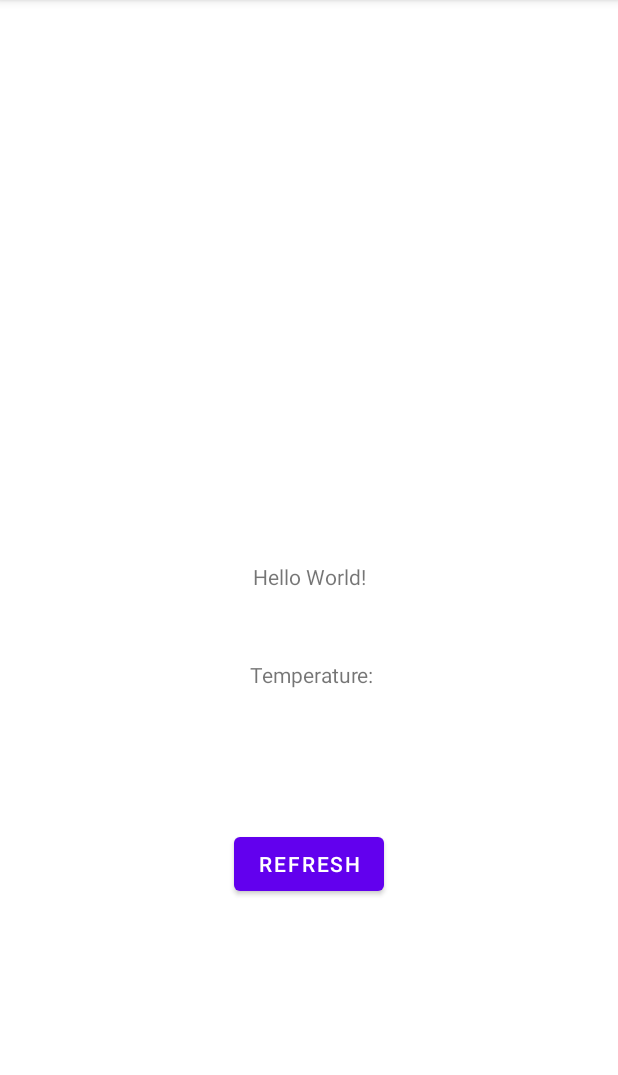
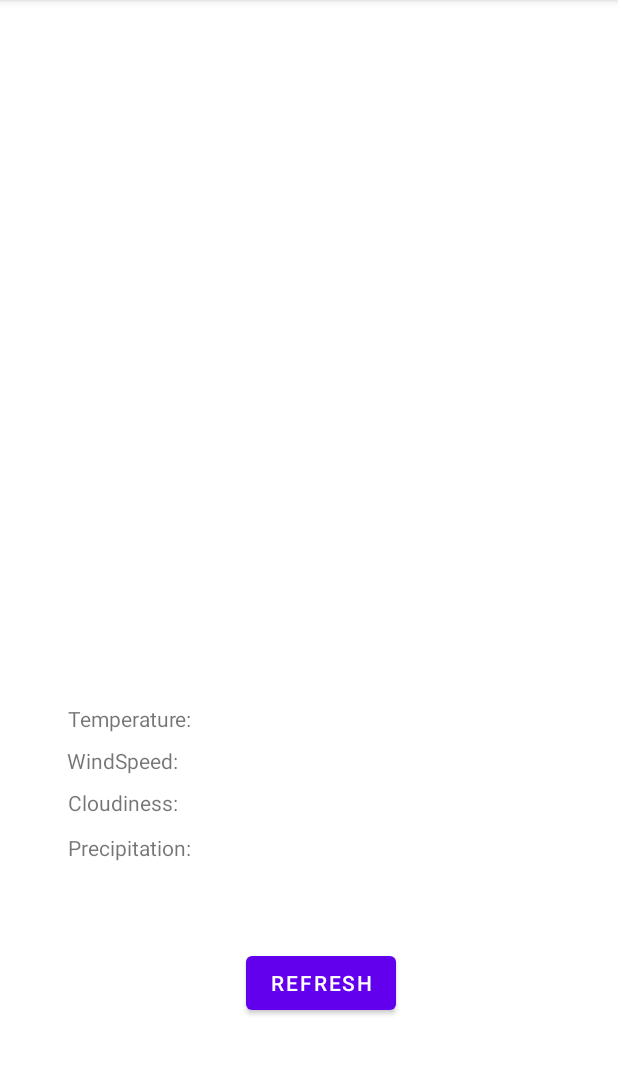
Before and after one commit to Nordin-S/dt170g, an Android app: the screen it shows after launch (MainActivity), on a phone screen of 412 x 824 dp, the part 84-1159 px from its top. Run offline under Robolectric (Android 15) with nearby library versions, the phone set to English and light mode, and no system bars.

Commit message:
Lade till alla strängar för temperatur osv...

```diff
--- a/app/src/main/java/se/miun/dt170g/laboration01/MainActivity.java
+++ b/app/src/main/java/se/miun/dt170g/laboration01/MainActivity.java
@@ -15,9 +15,7 @@
     protected void onCreate(Bundle savedInstanceState) {
         super.onCreate(savedInstanceState);
         setContentView(R.layout.activity_main);
-        TextView textView = findViewById(R.id.textView);
-        Button button = findViewById(R.id.refreshButton);
-        button.setOnClickListener(v -> textView.setText("text1"));
+
 
     }
 }
--- a/app/src/main/res/layout/activity_main.xml
+++ b/app/src/main/res/layout/activity_main.xml
@@ -6,16 +6,6 @@
     android:layout_height="match_parent"
     tools:context=".MainActivity">
 
-    <TextView
-        android:id="@+id/textView"
-        android:layout_width="wrap_content"
-        android:layout_height="wrap_content"
-        android:text="Hello World!"
-        app:layout_constraintBottom_toBottomOf="parent"
-        app:layout_constraintEnd_toEndOf="parent"
-        app:layout_constraintStart_toStartOf="parent"
-        app:layout_constraintTop_toTopOf="parent" />
-
     <Button
         android:id="@+id/refreshButton"
         android:layout_width="wrap_content"
@@ -23,20 +13,58 @@
         android:text="@string/refresh"
         app:layout_constraintBottom_toBottomOf="parent"
         app:layout_constraintEnd_toEndOf="parent"
+        app:layout_constraintHorizontal_bias="0.525"
         app:layout_constraintStart_toStartOf="parent"
         app:layout_constraintTop_toTopOf="parent"
-        app:layout_constraintVertical_bias="0.767" />
+        app:layout_constraintVertical_bias="0.877" />
 
     <TextView
-        android:id="@+id/textView3"
+        android:id="@+id/tempView"
         android:layout_width="wrap_content"
         android:layout_height="wrap_content"
-        android:layout_marginTop="440dp"
         android:text="@string/temperature"
+        app:layout_constraintBottom_toBottomOf="parent"
         app:layout_constraintEnd_toEndOf="parent"
-        app:layout_constraintHorizontal_bias="0.507"
+        app:layout_constraintHorizontal_bias="0.137"
         app:layout_constraintStart_toStartOf="parent"
         app:layout_constraintTop_toTopOf="parent"
+        app:layout_constraintVertical_bias="0.627"
         tools:ignore="MissingConstraints" />
 
+    <TextView
+        android:id="@+id/windSpeed"
+        android:layout_width="wrap_content"
+        android:layout_height="wrap_content"
+        android:text="@string/windspeed"
+        app:layout_constraintBottom_toBottomOf="parent"
+        app:layout_constraintEnd_toEndOf="parent"
+        app:layout_constraintHorizontal_bias="0.133"
+        app:layout_constraintStart_toStartOf="parent"
+        app:layout_constraintTop_toTopOf="parent"
+        app:layout_constraintVertical_bias="0.664" />
+
+    <TextView
+        android:id="@+id/cloud"
+        android:layout_width="wrap_content"
+        android:layout_height="wrap_content"
+        android:text="@string/cloudiness"
+        app:layout_constraintBottom_toBottomOf="parent"
+        app:layout_constraintEnd_toEndOf="parent"
+        app:layout_constraintHorizontal_bias="0.133"
+        app:layout_constraintStart_toStartOf="parent"
+        app:layout_constraintTop_toTopOf="parent"
+        app:layout_constraintVertical_bias="0.702" />
+
+    <TextView
+        android:id="@+id/precipitation"
+        android:layout_width="wrap_content"
+        android:layout_height="wrap_content"
+        android:text="@string/precipitation"
+        app:layout_constraintBottom_toBottomOf="parent"
+        app:layout_constraintEnd_toEndOf="parent"
+        app:layout_constraintHorizontal_bias="0.137"
+        app:layout_constraintStart_toStartOf="parent"
+        app:layout_constraintTop_toTopOf="parent"
+        app:layout_constraintVertical_bias="0.742" />
+
 </androidx.constraintlayout.widget.ConstraintLayout>
--- a/app/src/main/res/values/strings.xml
+++ b/app/src/main/res/values/strings.xml
@@ -4,5 +4,6 @@
     <string name="temperature">Temperature: </string>
     <string name="windspeed">WindSpeed: </string>
     <string name="cloudiness">Cloudiness: </string>
+    <string name="precipitation">Precipitation: </string>
     <string name="textview">TextView</string>
 </resources>
```
